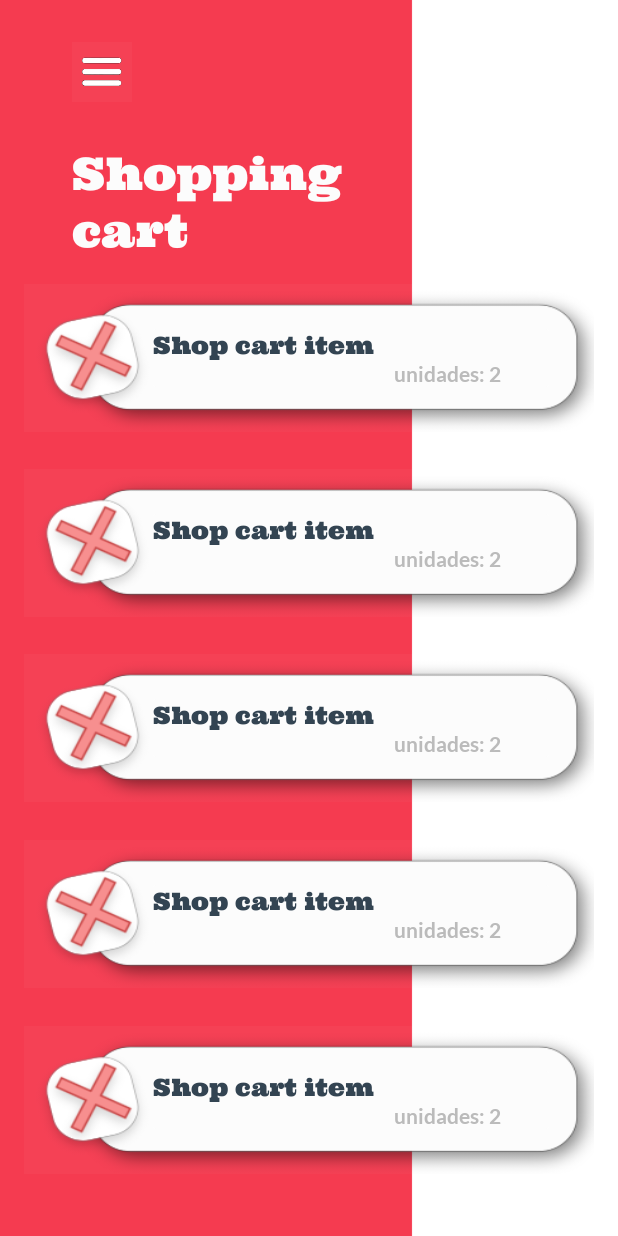
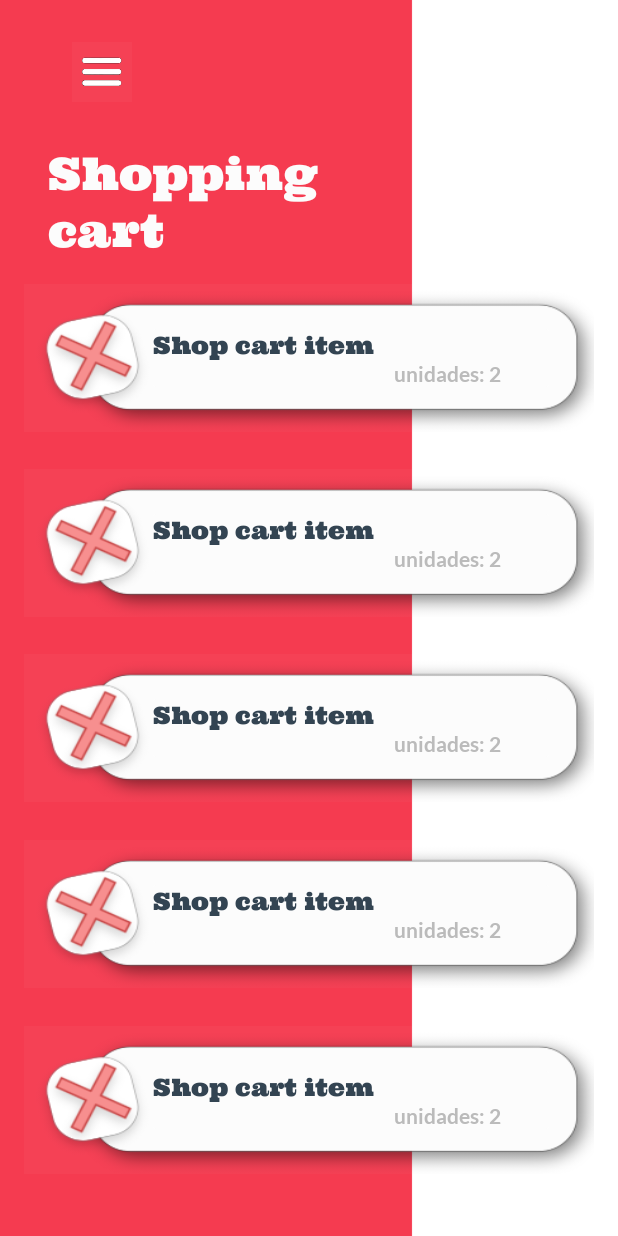
Before and after one commit to Javi96/TMI, an Android app: the ShopCartActivity screen opened directly, with no data from a screen before it, on a phone screen of 412 x 824 dp. Run offline under Robolectric (Android 15) with nearby library versions, the phone set to English and light mode, and no system bars.

Commit message:
Modificaciones menores

```diff
--- a/text_recognition/app/src/main/res/layout/activity_shop_cart.xml
+++ b/text_recognition/app/src/main/res/layout/activity_shop_cart.xml
@@ -33,12 +33,10 @@
         android:layout_width="match_parent"
         android:layout_height="wrap_content"
         android:padding="16dp"
-        android:layout_marginStart="16dp"
-        android:layout_marginLeft="0dp"
         android:orientation="horizontal">
 
         <TextView
-            android:layout_width="wrap_content"
+            android:layout_width="match_parent"
             android:layout_height="wrap_content"
             android:id="@+id/textView"
             android:textSize="30sp"
```
Also changed, not shown: 8 other files.
